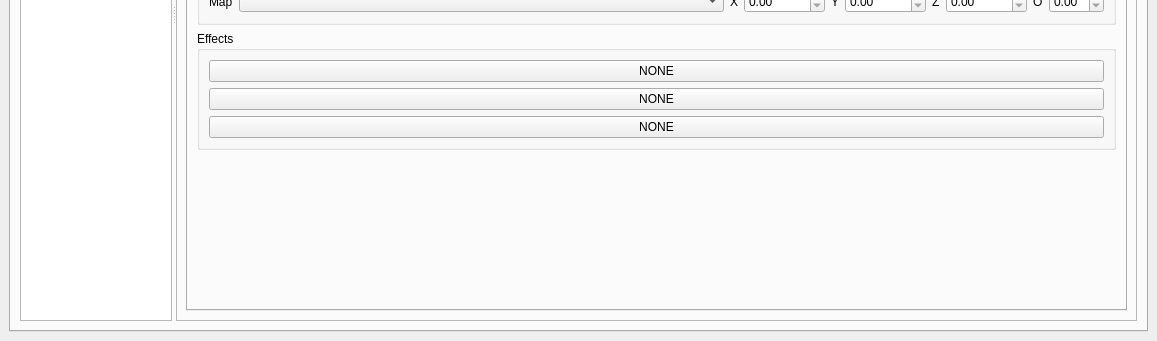
Before: the Qt Designer form tools/editor/ui/object_editor.ui in Kyoril/wow-pp, drawn with Qt 5; both pictures show x 0 to 1157 and y 385 to 726 of the 1157 by 726 pixel window.
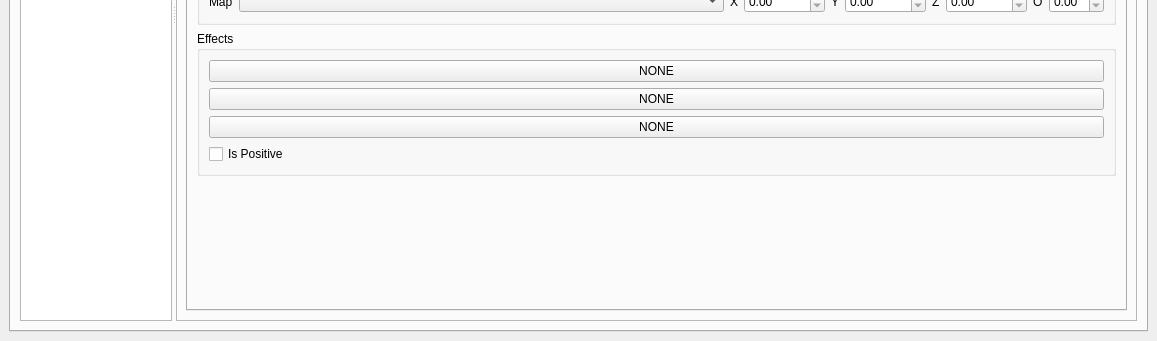
After: the same form once the commit is applied. The open tabs and pages were chosen to show the change. Icons and pictures are not drawn.

Commit message:
Editor displays spell positivity
Spell positivity can be changed

Patch:
```diff
--- a/tools/editor/ui/object_editor.ui
+++ b/tools/editor/ui/object_editor.ui
@@ -1754,6 +1754,13 @@
                      </property>
                     </widget>
                    </item>
+                   <item>
+                    <widget class="QCheckBox" name="spellPositiveBox">
+                     <property name="text">
+                      <string>Is Positive</string>
+                     </property>
+                    </widget>
+                   </item>
                   </layout>
                  </widget>
                 </item>
```
The commit also changes 4 other files.
